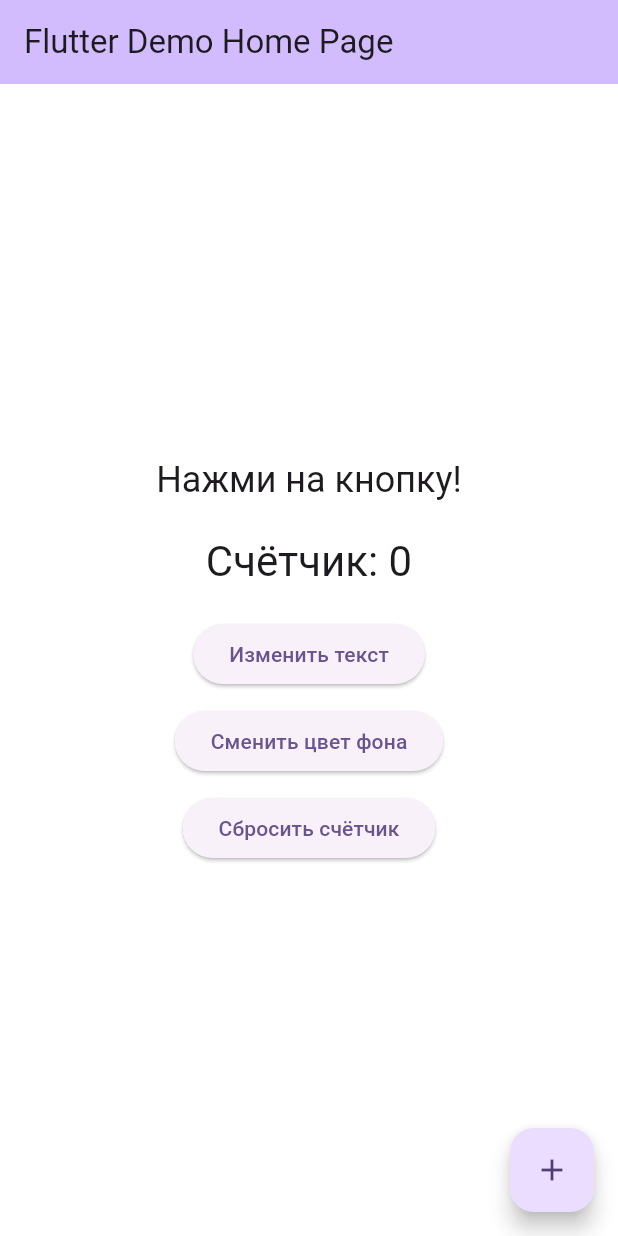
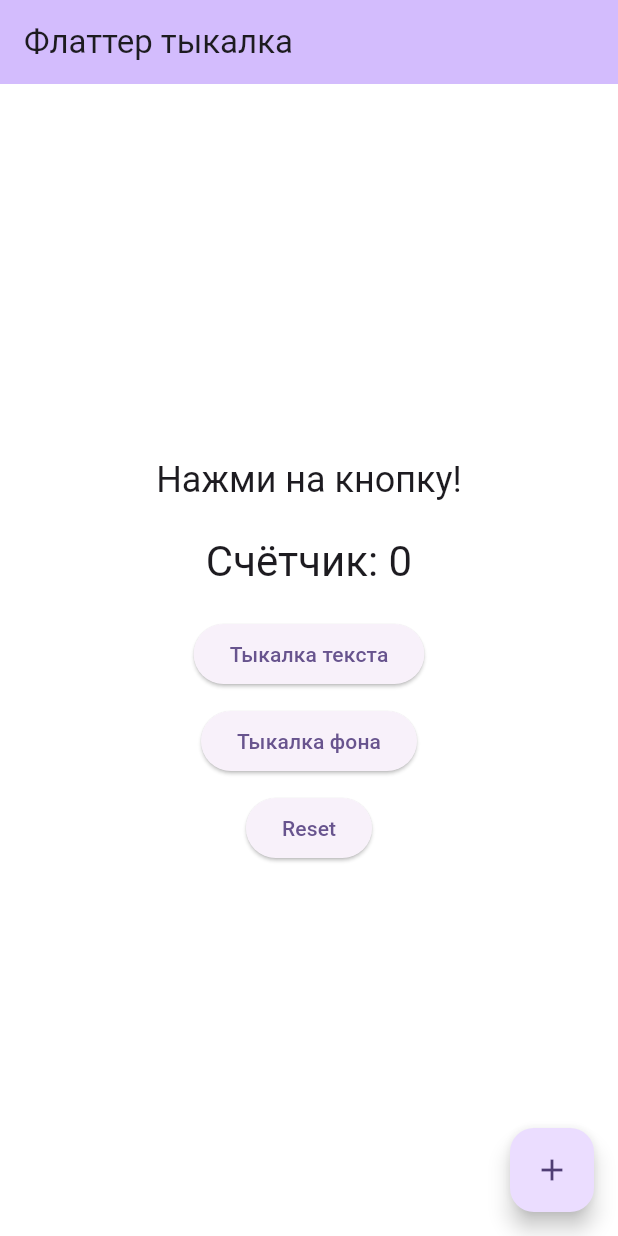
Before and after one commit to mara-werils/flutter-buttons-app, a Flutter app: the screen it shows after launch, on a phone screen of 412 x 824 dp. Run offline on Flutter 3.47's test engine with Material 3 defaults, Android fonts, the phone set to English and light mode, and no system bars.

```diff
--- a/lib/main.dart
+++ b/lib/main.dart
@@ -17,7 +17,7 @@ class MyApp extends StatelessWidget {
         colorScheme: ColorScheme.fromSeed(seedColor: Colors.deepPurple),
         useMaterial3: true,
       ),
-      home: const MyHomePage(title: 'Flutter Demo Home Page'),
+      home: const MyHomePage(title: 'Флаттер тыкалка'),
     );
   }
 }
@@ -39,13 +39,12 @@ class _MyHomePageState extends State<MyHomePage> {
   // Список фраз
   final List<String> _phrases = [
     "Привет, мир!",
-    "Как дела?",
-    "Flutter — крутой!",
+    "КД, ЧД?!",
     "Ты нажал кнопку!",
-    "Продолжай нажимать!",
-    "Новый день — новые идеи!",
-    "Вперёд к коду!",
-    "Здравствуй, разработчик!",
+    "Продолжай тыкать!",
+    "Еще раз нажми!",
+    "Вай красавчик!",
+    "Последняя фраза!",
   ];
 
   void _incrementCounter() {
@@ -102,17 +101,17 @@ class _MyHomePageState extends State<MyHomePage> {
             const SizedBox(height: 20),
             ElevatedButton(
               onPressed: _changeText,
-              child: const Text("Изменить текст"),
+              child: const Text("Тыкалка текста"),
             ),
             const SizedBox(height: 10),
             ElevatedButton(
               onPressed: _changeBackgroundColor,
-              child: const Text("Сменить цвет фона"),
+              child: const Text("Тыкалка фона"),
             ),
             const SizedBox(height: 10),
             ElevatedButton(
               onPressed: _resetCounter,
-              child: const Text("Сбросить счётчик"),
+              child: const Text("Reset"),
             ),
           ],
         ),
```
